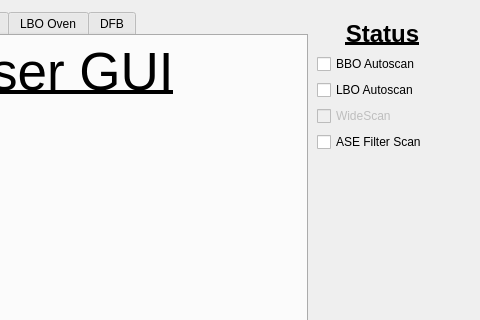
Qt form pulsed_laser_interface.ui (XenoBene/PulsedLaserGUI) before a commit; both pictures show x 293 to 773 and y 0 to 320 of the 773 by 647 pixel window.
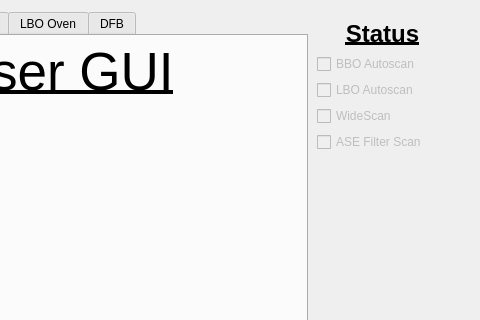
The same form after that commit.

Commit message: Made Status Checkboxes checkable but disabled

Diff of the .ui file:
```diff
--- a/pulsed_laser_interface.ui
+++ b/pulsed_laser_interface.ui
@@ -1278,6 +1278,9 @@
      </item>
      <item>
       <widget class="QCheckBox" name="status_checkBox_bbo">
+       <property name="enabled">
+        <bool>false</bool>
+       </property>
        <property name="font">
         <font>
          <weight>50</weight>
@@ -1297,17 +1300,20 @@
         <string>BBO Autoscan</string>
        </property>
        <property name="checkable">
-        <bool>false</bool>
+        <bool>true</bool>
        </property>
       </widget>
      </item>
      <item>
       <widget class="QCheckBox" name="status_checkBox_lbo">
+       <property name="enabled">
+        <bool>false</bool>
+       </property>
        <property name="text">
         <string>LBO Autoscan</string>
        </property>
        <property name="checkable">
-        <bool>false</bool>
+        <bool>true</bool>
        </property>
       </widget>
      </item>
@@ -1326,6 +1332,9 @@
      </item>
      <item>
       <widget class="QCheckBox" name="status_checkBox_ase">
+       <property name="enabled">
+        <bool>false</bool>
+       </property>
        <property name="font">
         <font>
          <weight>50</weight>
@@ -1336,7 +1345,7 @@
         <string>ASE Filter Scan</string>
        </property>
        <property name="checkable">
-        <bool>false</bool>
+        <bool>true</bool>
        </property>
       </widget>
      </item>
```
